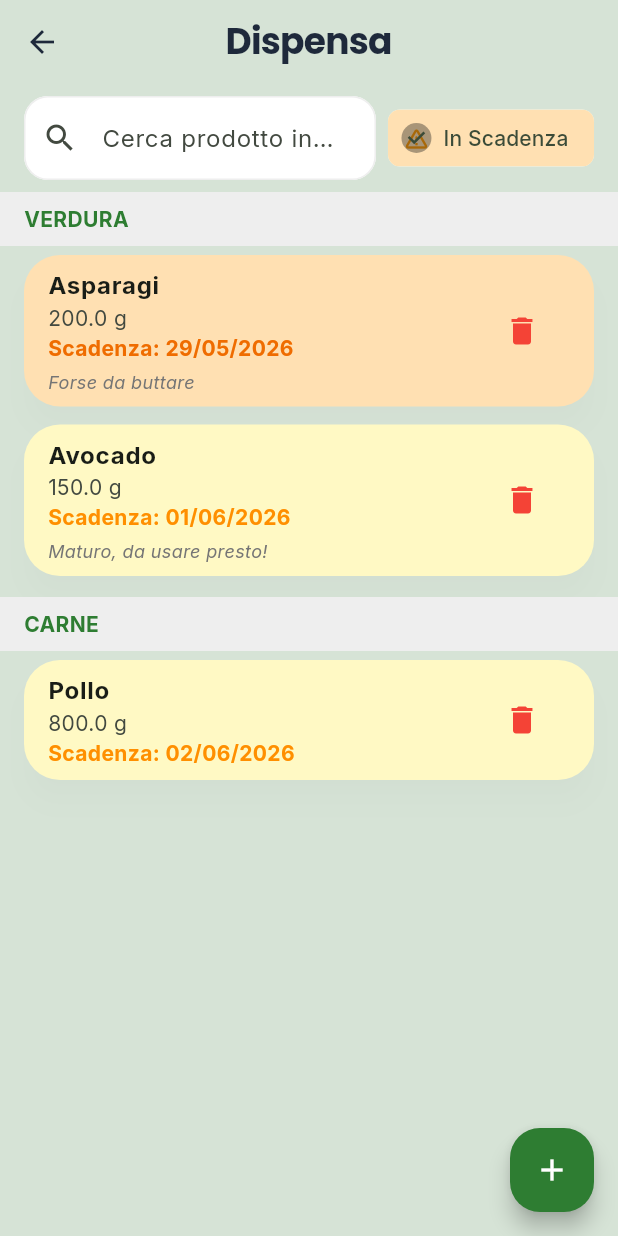
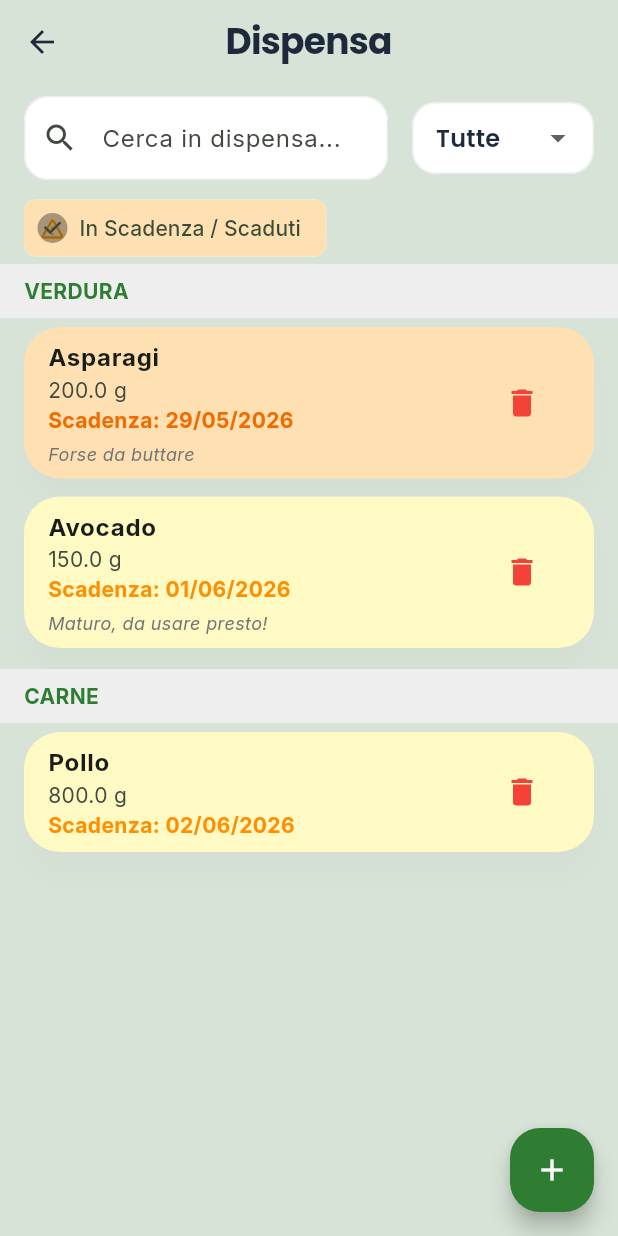
Before and after one commit to GOriLLaJallo/MB_MealPlanner_G14, a Flutter app: the PantryScreen screen opened directly, on a phone screen of 412 x 824 dp. Run offline on Flutter 3.47's test engine with Material 3 defaults, Android fonts, the light colour scheme and no system bars; our stand-ins replace fl_chart, google_fonts, sqflite, sqflite_common_ffi_web; accounts and stored records are empty.

Commit message:
non mi ricordo che ho fatto ieri sera

```diff
--- a/lib/screens/pantry_screen.dart
+++ b/lib/screens/pantry_screen.dart
@@ -34,6 +34,7 @@ class PantryScreen extends StatefulWidget {
 
 class _PantryScreenState extends State<PantryScreen> {
   String _searchQuery = '';
+  String _selectedCategory = 'Tutte';
   late bool _showOnlyExpiring;
 
   @override
@@ -195,6 +196,7 @@ class _PantryScreenState extends State<PantryScreen> {
 
           List<PantryItem> filtered = provider.pantryItems.where((p) {
             final matchesSearch = p.name.toLowerCase().contains(_searchQuery.toLowerCase());
+            final matchesCategory = _selectedCategory == 'Tutte' || p.category == _selectedCategory;
 
             bool isExpiringSoon = false;
             if (p.expiryDate != null) {
@@ -204,7 +206,7 @@ class _PantryScreenState extends State<PantryScreen> {
             }
 
             final matchesExpiry = !_showOnlyExpiring || isExpiringSoon;
-            return matchesSearch && matchesExpiry;
+            return matchesSearch && matchesCategory && matchesExpiry;
           }).toList();
 
           filtered.sort((a, b) {
@@ -226,23 +228,42 @@ class _PantryScreenState extends State<PantryScreen> {
                 child: Row(
                   children: [
                     Expanded(
+                      flex: 2,
                       child: TextField(
                         decoration: const InputDecoration(
-                          hintText: 'Cerca prodotto in dispensa...',
+                          hintText: 'Cerca in dispensa...',
                           prefixIcon: Icon(Icons.search),
                         ),
                         onChanged: (val) => setState(() => _searchQuery = val),
                       ),
                     ),
-                    const SizedBox(width: 8),
-                    FilterChip(
-                      label: const Text('In Scadenza'),
-                      selected: _showOnlyExpiring,
-                      onSelected: (val) => setState(() => _showOnlyExpiring = val),
-                      selectedColor: Colors.orange.shade100,
-                      avatar: const Icon(Icons.warning_amber_rounded, color: Colors.orange),
+                    const SizedBox(width: 16),
+                    Expanded(
+                      flex: 1,
+                      child: DropdownButtonFormField<String>(
+                        isExpanded: true,
+                        decoration: const InputDecoration(contentPadding: EdgeInsets.symmetric(horizontal: 12)),
+                        value: _selectedCategory,
+                        items: ['Tutte', ...pantryCategories].map((c) => DropdownMenuItem(value: c, child: Text(c, overflow: TextOverflow.ellipsis))).toList(),
+                        onChanged: (val) {
+                          if (val != null) setState(() => _selectedCategory = val);
+                        },
+                      ),
                     ),
                   ],
+                ),
+              ),
+              Padding(
+                padding: const EdgeInsets.symmetric(horizontal: 16.0),
+                child: Align(
+                  alignment: Alignment.centerLeft,
+                  child: FilterChip(
+                    label: const Text('In Scadenza / Scaduti'),
+                    selected: _showOnlyExpiring,
+                    onSelected: (val) => setState(() => _showOnlyExpiring = val),
+                    selectedColor: Colors.orange.shade100,
+                    avatar: const Icon(Icons.warning_amber_rounded, color: Colors.orange),
+                  ),
                 ),
               ),
               Expanded(
```
